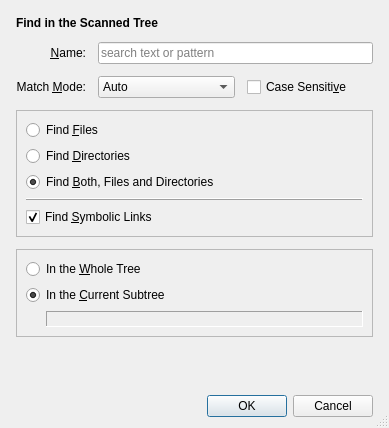
Lithopsian/qt6dirstat, file src/find-files-dialog.ui: the form before one commit.
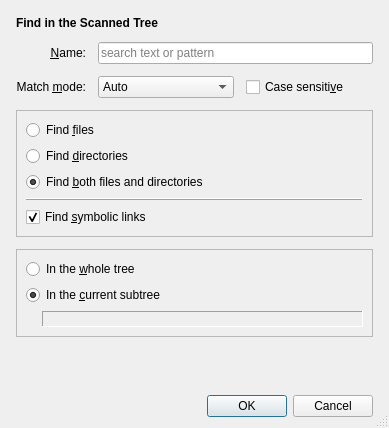
The form after the commit. Icons and pictures are not drawn.

Patch:
```diff
--- a/src/find-files-dialog.ui
+++ b/src/find-files-dialog.ui
@@ -74,7 +74,7 @@
      <item row="1" column="0">
       <widget class="QLabel" name="filterModeCaption">
        <property name="text">
-        <string>Match &amp;Mode:</string>
+        <string>Match &amp;mode:</string>
        </property>
        <property name="alignment">
         <set>Qt::AlignRight|Qt::AlignTrailing|Qt::AlignVCenter</set>
@@ -113,7 +113,7 @@
        </item>
        <item>
         <property name="text">
-         <string>Regular Expression</string>
+         <string>Regular expression</string>
         </property>
        </item>
       </widget>
@@ -121,7 +121,7 @@
      <item row="1" column="2">
       <widget class="QCheckBox" name="caseSensitiveCheckBox">
        <property name="text">
-        <string>Case Sensiti&amp;ve</string>
+        <string>Case sensiti&amp;ve</string>
        </property>
        <property name="checked">
         <bool>false</bool>
@@ -139,21 +139,21 @@
       <item>
        <widget class="QRadioButton" name="findFilesRadioButton">
         <property name="text">
-         <string>Find &amp;Files</string>
+         <string>Find &amp;files</string>
         </property>
        </widget>
       </item>
       <item>
        <widget class="QRadioButton" name="findDirectoriesRadioButton">
         <property name="text">
-         <string>Find &amp;Directories</string>
+         <string>Find &amp;directories</string>
         </property>
        </widget>
       </item>
       <item>
        <widget class="QRadioButton" name="findBothRadioButton">
         <property name="text">
-         <string>Find &amp;Both, Files and Directories</string>
+         <string>Find &amp;both files and directories</string>
         </property>
         <property name="checked">
          <bool>true</bool>
@@ -173,7 +173,7 @@
       <item>
        <widget class="QCheckBox" name="findSymLinksCheckBox">
         <property name="text">
-         <string>Find &amp;Symbolic Links</string>
+         <string>Find &amp;symbolic links</string>
         </property>
         <property name="checked">
          <bool>true</bool>
@@ -192,14 +192,14 @@
       <item>
        <widget class="QRadioButton" name="wholeTreeRadioButton">
         <property name="text">
-         <string>In the &amp;Whole Tree</string>
+         <string>In the &amp;whole tree</string>
         </property>
        </widget>
       </item>
       <item>
        <widget class="QRadioButton" name="currentSubtreeRadioButton">
         <property name="text">
-         <string>In the &amp;Current Subtree</string>
+         <string>In the &amp;current subtree</string>
         </property>
         <property name="checked">
          <bool>true</bool>
@@ -209,7 +209,7 @@
       <item>
        <layout class="QHBoxLayout" name="pathHBox">
         <property name="leftMargin">
-         <number>20</number>
+         <number>16</number>
         </property>
         <item>
          <widget class="QLabel" name="currentSubtreePathLabel">
```
